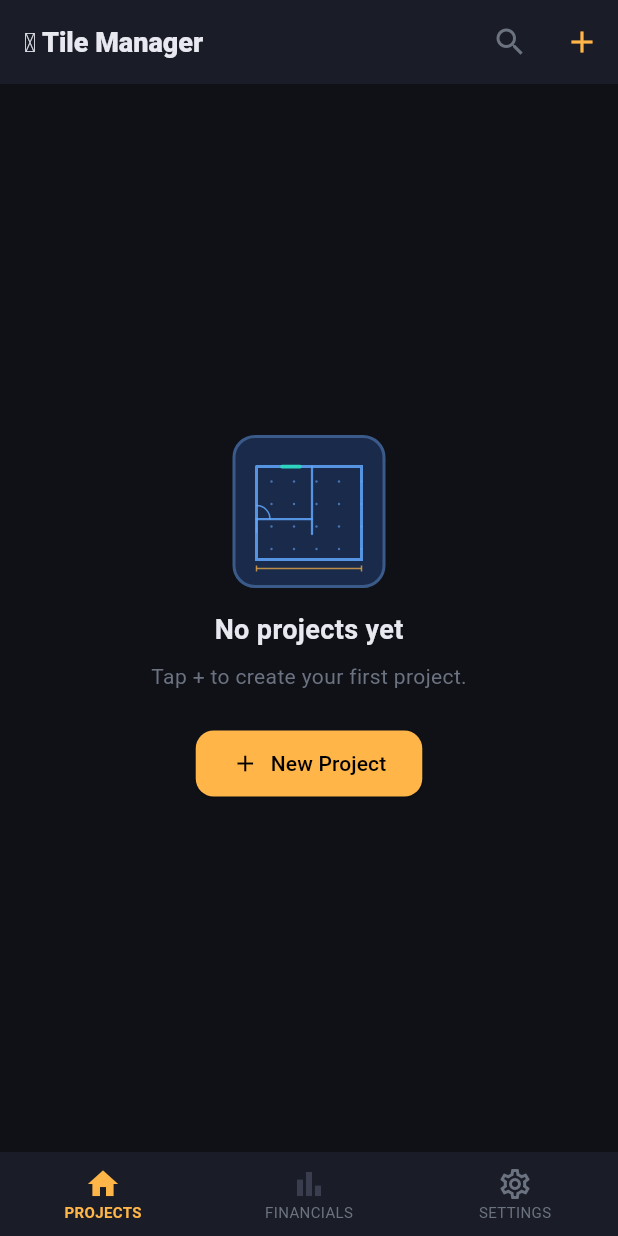
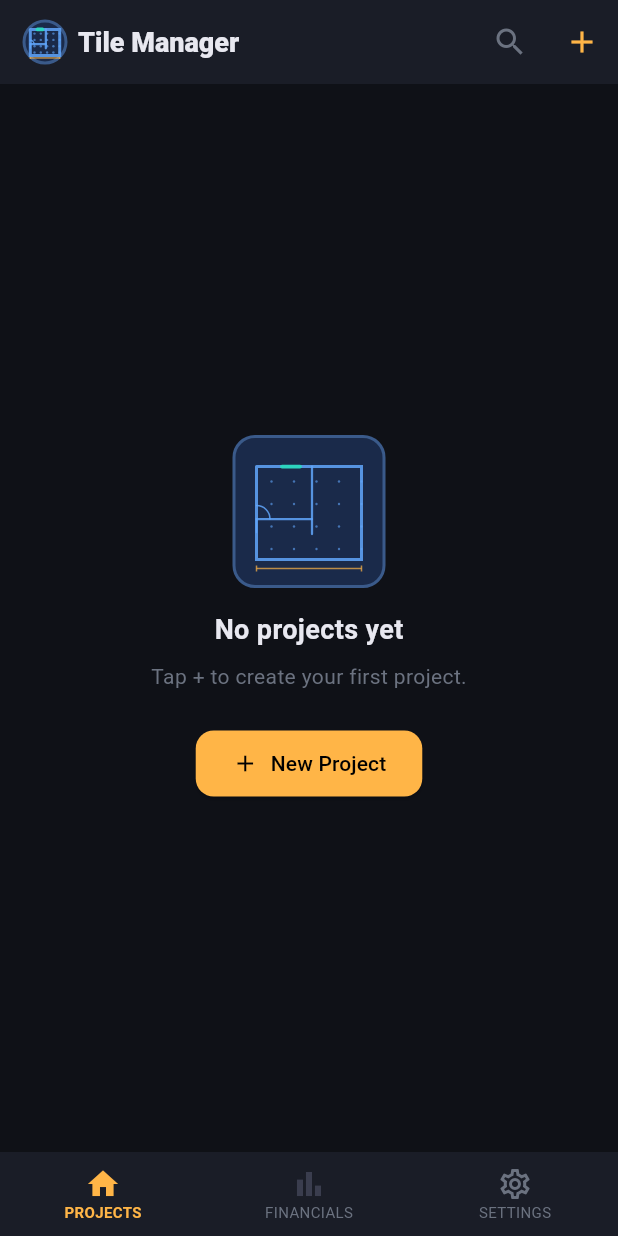
Before and after one commit to devilchildkyle-sys/tile_manager, a Flutter app: the screen it shows after launch, on a phone screen of 412 x 824 dp. Run offline on Flutter 3.47's test engine with Material 3 defaults, Android fonts, the phone set to English and light mode, and no system bars; our stand-ins replace image_picker, open_filex, package_info_plus, permission_handler, share_plus, shared_preferences; network calls fail.

Commit message:
v1.0.6+7 — blueprint icon in app bar title
Co-Authored-By: Claude Sonnet 4.6 <noreply@anthropic.com>

```diff
--- a/lib/screens/home_screen.dart
+++ b/lib/screens/home_screen.dart
@@ -51,7 +51,14 @@ class _HomeScreenState extends State<HomeScreen> {
                 ),
                 onChanged: (v) => setState(() => _query = v),
               )
-            : const Text('🪨 Tile Manager'),
+            : Row(children: [
+                SizedBox(
+                  width: 28, height: 28,
+                  child: CustomPaint(painter: _BlueprintPainter()),
+                ),
+                const SizedBox(width: 8),
+                const Text('Tile Manager'),
+              ]),
         actions: [
           IconButton(
             icon: Icon(_searching ? Icons.close : Icons.search,
--- a/pubspec.yaml
+++ b/pubspec.yaml
@@ -1,7 +1,7 @@
 name: tile_manager
 description: Elegant Tile — Contractor estimating & business management app
 publish_to: 'none'
-version: 1.0.5+6
+version: 1.0.6+7
 
 environment:
   sdk: '>=3.0.0 <4.0.0'
```
